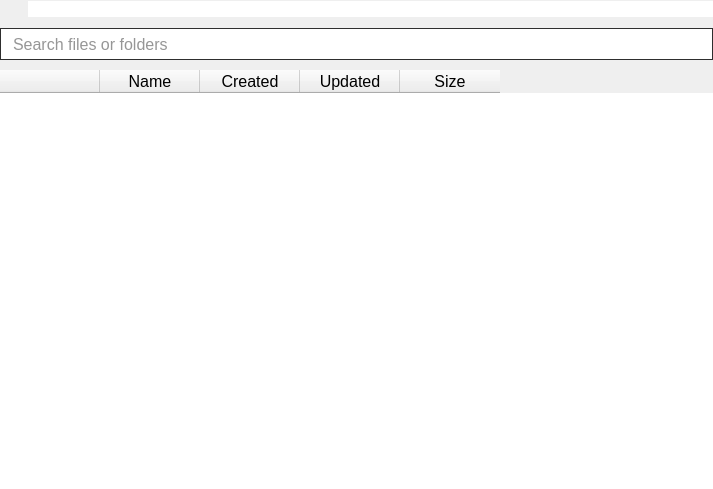
The window that parsec/core/gui/forms/files_widget.ui (Scille/parsec-cloud) describes before a commit, drawn with Qt 5.
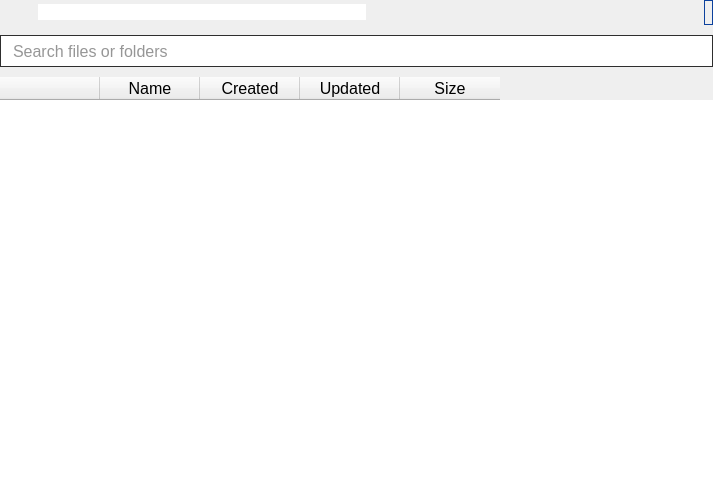
The same window after the commit. Icons and pictures are not drawn. Custom widgets are drawn as their Qt base class.

Commit message: [GUI] Added badge to indicate user's role

```diff
--- a/parsec/core/gui/forms/files_widget.ui
+++ b/parsec/core/gui/forms/files_widget.ui
@@ -139,7 +139,7 @@
       <item>
        <layout class="QHBoxLayout" name="horizontalLayout">
         <property name="spacing">
-         <number>5</number>
+         <number>10</number>
         </property>
         <property name="rightMargin">
          <number>0</number>
@@ -213,6 +213,43 @@
           </property>
          </widget>
         </item>
+        <item>
+         <spacer name="horizontalSpacer">
+          <property name="orientation">
+           <enum>Qt::Horizontal</enum>
+          </property>
+          <property name="sizeHint" stdset="0">
+           <size>
+            <width>40</width>
+            <height>20</height>
+           </size>
+          </property>
+         </spacer>
+        </item>
+        <item>
+         <widget class="QLabel" name="label_role">
+          <property name="minimumSize">
+           <size>
+            <width>0</width>
+            <height>25</height>
+           </size>
+          </property>
+          <property name="styleSheet">
+           <string notr="true">QLabel#label_role
+{
+border: 1px solid rgb(12, 65, 157);
+border-top-left-radius: 5px;
+border-bottom-left-radius: 5px;
+border-top-right-radius: 5px;
+border-bottom-right-radius: 5px;
+color: rgb(12, 65, 157);
+}</string>
+          </property>
+          <property name="text">
+           <string/>
+          </property>
+         </widget>
+        </item>
        </layout>
       </item>
       <item>
```
The commit also changes 2 other files.
